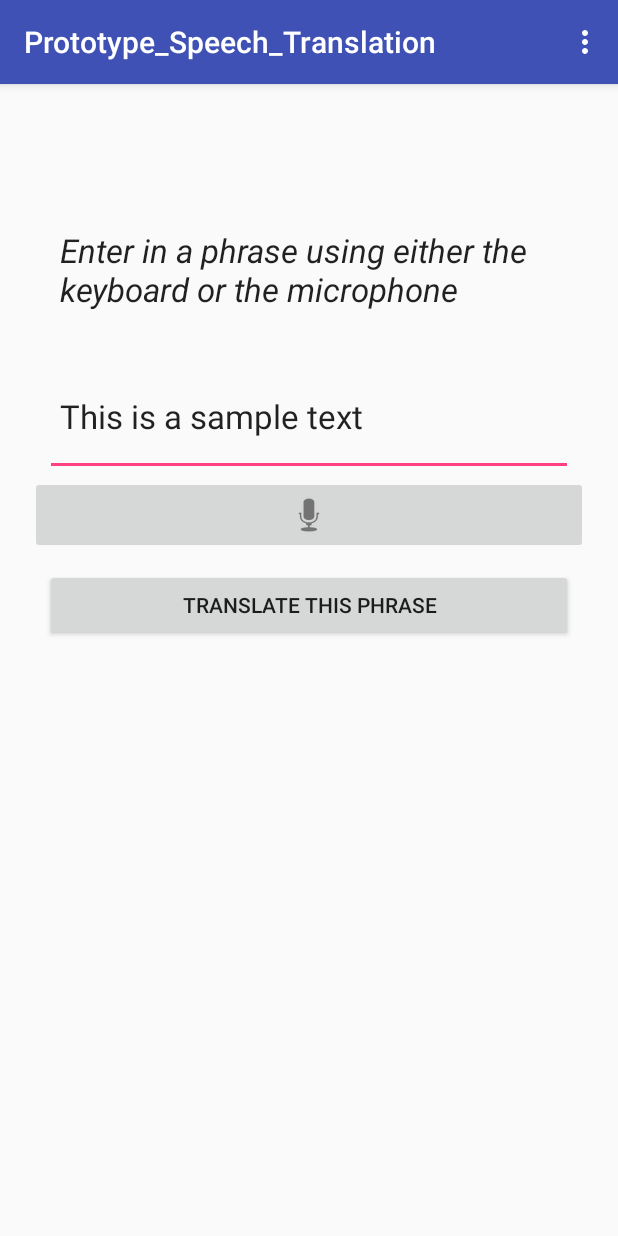
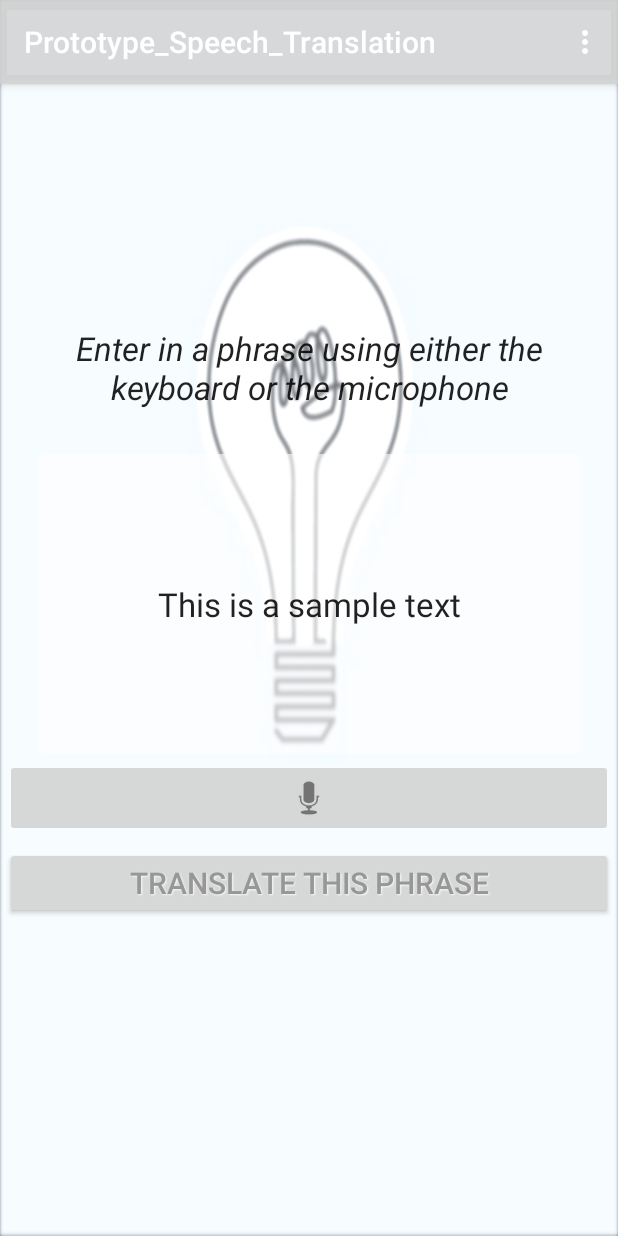
Before and after one commit to twhitloc/Capstone_Prototype, an Android app: the Prototype_Translation_Activity screen opened directly, with no data from a screen before it, on a phone screen of 412 x 824 dp. Run offline under Robolectric (Android 15) with nearby library versions, the light colour scheme and no system bars.

Commit message:
New Theme

```diff
--- a/app/src/main/res/drawable-hdpi/button_default_bg.xml
+++ b/app/src/main/res/drawable-hdpi/button_default_bg.xml
@@ -8,7 +8,7 @@
                 android:color="#f8f9fa" />
             <stroke
                 android:width="1dp"
-                android:color="#d2d2d2" />
+                android:color="#99d2d2d2" />
             <corners
                 android:radius="1dp" />
 
@@ -18,7 +18,7 @@
         <shape>
             <gradient
                 android:startColor="#f8f9fa"
-                android:endColor="#d2d2d2"
+                android:endColor="#ccd2d2d2"
                 android:angle="270" />
             <stroke
                 android:width="1dp"
--- /dev/null
+++ b/app/src/main/res/drawable-hdpi/linearlayout_bg_light.xml
@@ -0,0 +1,9 @@
+<?xml version="1.0" encoding="utf-8"?>
+<shape xmlns:android="http://schemas.android.com/apk/res/android"
+    android:layout_height="wrap_content"
+    android:layout_width="wrap_content"
+    android:shape="rectangle">
+    <solid android:color="#99ffffff" ></solid>
+    <corners android:radius="8px"></corners>
+    <stroke  android:width="0dp" android:color="#A4C2E0"></stroke>
+</shape>
--- a/app/src/main/res/layout/activity_prototype_translation.xml
+++ b/app/src/main/res/layout/activity_prototype_translation.xml
@@ -20,57 +20,8 @@
             app:popupTheme="@style/AppTheme.PopupOverlay" />
     </android.support.design.widget.AppBarLayout>
 
-    <LinearLayout xmlns:android="http://schemas.android.com/apk/res/android"
-        xmlns:tools="http://schemas.android.com/tools"
-        android:gravity="center_vertical"
-        android:layout_width="match_parent"
-        android:layout_height="550dp"
-        android:orientation="vertical"
-        android:padding="10dp"
-        android:layout_margin="10dp">
 
-        <TextView
-            android:id="@+id/txtText"
-            android:layout_width="wrap_content"
-            android:layout_height="wrap_content"
-            android:layout_marginLeft="10dp"
-            android:layout_marginRight="10dp"
-            android:layout_marginTop="10dp"
-            android:textStyle="italic"
-            android:text="@string/_enter_phrase"
-            android:textAppearance="?android:attr/textAppearanceLarge"
-            android:padding="10dp"/>
-        <EditText
-            android:id="@+id/entered_text"
-            android:layout_width="match_parent"
-            android:layout_height="80dp"
-            android:layout_marginLeft="10dp"
-            android:layout_marginRight="10dp"
-            android:layout_marginTop="20dp"
-            android:textAppearance="?android:attr/textAppearanceLarge"
-            android:text="@string/sample_2"
-            android:padding="10dp"/>
-        <ImageButton
-            android:id="@+id/speak_Button"
-            android:layout_width="fill_parent"
-            android:layout_height="wrap_content"
-            android:contentDescription="@string/speek"
-            android:src="@android:drawable/ic_btn_speak_now"
-            android:padding="10dp"/>
-
-        <Button
-            android:layout_width="match_parent"
-            android:layout_height="wrap_content"
-            android:layout_margin="10dp"
-            android:layout_marginRight="10dp"
-            android:layout_marginTop="60dp"
-            android:text="@string/_translate_phrase"
-            android:onClick="getTranslation"
-            />
-
-    </LinearLayout>
-
-
+    <include layout="@layout/content_prototype_translation" />
 
 
 </android.support.design.widget.CoordinatorLayout>
--- a/app/src/main/res/layout/content_prototype__post__translation__response.xml
+++ b/app/src/main/res/layout/content_prototype__post__translation__response.xml
@@ -9,12 +9,14 @@
     android:paddingLeft="@dimen/activity_horizontal_margin"
     android:paddingRight="@dimen/activity_horizontal_margin"
     android:paddingTop="@dimen/activity_vertical_margin"
+    android:background="@drawable/back"
     app:layout_behavior="@string/appbar_scrolling_view_behavior"
     tools:context="tylerwhitlock.capstone_prototype.Prototype_Post_Translation_Response"
     tools:showIn="@layout/activity_prototype__post__translation__response">
 
 <LinearLayout
     android:orientation="vertical"
+    android:background="@drawable/linearlayout_bg_light"
     android:layout_width="match_parent"
     android:layout_height="wrap_content">
 
--- a/app/src/main/res/layout/content_prototype__save__translation.xml
+++ b/app/src/main/res/layout/content_prototype__save__translation.xml
@@ -6,6 +6,7 @@
     android:layout_height="match_parent"
     android:paddingBottom="@dimen/activity_vertical_margin"
     android:paddingLeft="@dimen/activity_horizontal_margin"
+    android:background="@drawable/back2"
     android:paddingRight="@dimen/activity_horizontal_margin"
     android:paddingTop="@dimen/activity_vertical_margin"
     app:layout_behavior="@string/appbar_scrolling_view_behavior"
@@ -15,7 +16,8 @@
     <LinearLayout
         android:layout_width="match_parent"
         android:layout_height="match_parent"
-        android:orientation="vertical">
+        android:orientation="vertical"
+        android:background="@drawable/linearlayout_bg_light">
 
 
         <EditText
--- a/app/src/main/res/layout/content_prototype_translation.xml
+++ b/app/src/main/res/layout/content_prototype_translation.xml
@@ -1,15 +1,58 @@
 <?xml version="1.0" encoding="utf-8"?>
-<RelativeLayout xmlns:android="http://schemas.android.com/apk/res/android"
-    xmlns:app="http://schemas.android.com/apk/res-auto"
+<LinearLayout xmlns:android="http://schemas.android.com/apk/res/android"
     xmlns:tools="http://schemas.android.com/tools"
+    android:gravity="center_vertical"
     android:layout_width="match_parent"
     android:layout_height="match_parent"
-    android:paddingBottom="@dimen/activity_vertical_margin"
-    android:paddingLeft="@dimen/activity_horizontal_margin"
-    android:paddingRight="@dimen/activity_horizontal_margin"
-    android:paddingTop="@dimen/activity_vertical_margin"
-    app:layout_behavior="@string/appbar_scrolling_view_behavior"
-    tools:context=".Prototype_Translation_Activity"
-    tools:showIn="@layout/activity_prototype_translation">
+    android:orientation="vertical"
+    android:background="@drawable/background"
 
-</RelativeLayout>
+    android:weightSum="1">
+
+    <TextView
+        android:id="@+id/txtText"
+        android:layout_width="wrap_content"
+        android:layout_height="wrap_content"
+        android:gravity="center"
+        android:layout_marginLeft="25dp"
+        android:layout_marginRight="25dp"
+        android:textStyle="italic"
+        android:text="@string/_enter_phrase"
+        android:textAppearance="?android:attr/textAppearanceLarge"
+        android:padding="10dp" />
+    <EditText
+        android:id="@+id/entered_text"
+        android:layout_width="match_parent"
+        android:layout_height="200dp"
+        android:gravity="center"
+        android:layout_marginLeft="25dp"
+        android:layout_marginRight="25dp"
+        android:layout_marginTop="20dp"
+        android:background="@drawable/linearlayout_bg_light"
+        android:textAppearance="?android:attr/textAppearanceLarge"
+        android:text="@string/sample_2"
+        android:padding="10dp"
+        />
+    <ImageButton
+        android:paddingTop="20dp"
+        android:layout_marginLeft="25dp"
+        android:layout_marginRight="25dp"
+        android:id="@+id/speak_Button"
+        android:layout_width="fill_parent"
+        android:layout_height="wrap_content"
+        style="@style/DefaultButtonText"
+        android:contentDescription="@string/speek"
+        android:src="@android:drawable/ic_btn_speak_now"
+        android:padding="10dp"/>
+
+    <Button
+        android:layout_width="match_parent"
+        android:layout_height="wrap_content"
+        style="@style/DefaultButtonText"
+        android:layout_marginLeft="25dp"
+        android:layout_marginRight="25dp"
+        android:text="@string/_translate_phrase"
+        android:onClick="getTranslation"
+        />
+
+</LinearLayout>
--- a/app/src/main/res/layout/content_view__saved__translations.xml
+++ b/app/src/main/res/layout/content_view__saved__translations.xml
@@ -7,6 +7,7 @@
     android:paddingBottom="@dimen/activity_vertical_margin"
     android:paddingLeft="@dimen/activity_horizontal_margin"
     android:paddingRight="@dimen/activity_horizontal_margin"
+    android:background="@drawable/back2"
     android:paddingTop="@dimen/activity_vertical_margin"
     app:layout_behavior="@string/appbar_scrolling_view_behavior"
     tools:context=".Prototype_View_Saved_Translations"
@@ -15,7 +16,8 @@
     <LinearLayout
         android:orientation="vertical"
         android:layout_width="match_parent"
-        android:layout_height="match_parent">
+        android:layout_height="match_parent"
+        android:background="@drawable/linearlayout_bg_light">
 
         <EditText
             android:layout_width="match_parent"
--- a/app/src/main/res/values/colors.xml
+++ b/app/src/main/res/values/colors.xml
@@ -1,6 +1,6 @@
 <?xml version="1.0" encoding="utf-8"?>
 <resources>
-    <color name="colorPrimary">#3F51B5</color>
-    <color name="colorPrimaryDark">#303F9F</color>
-    <color name="colorAccent">#FF4081</color>
+    <color name="colorPrimary">#99d2d2d2</color>
+    <color name="colorPrimaryDark">#ccd2d2d2</color>
+    <color name="colorAccent">#FFF</color>
 </resources>
```
Also changed, not shown: app/src/main/res/layout/content_prototype__entrance__point.xml (+6 -5 lines), app/src/main/res/drawable/aslback.jpg (added), app/src/main/res/drawable/back.png (added), app/src/main/res/drawable/back1.jpg (added), app/src/main/res/drawable/back2.jpg (added), app/src/main/res/drawable/background.jpg (added), app/src/main/res/drawable/background2.jpg (added), app/src/main/res/drawable/background4.jpg (added), app/src/main/res/drawable/gradient.jpg (deleted), app/src/main/res/drawable/hand.jpg (added).
